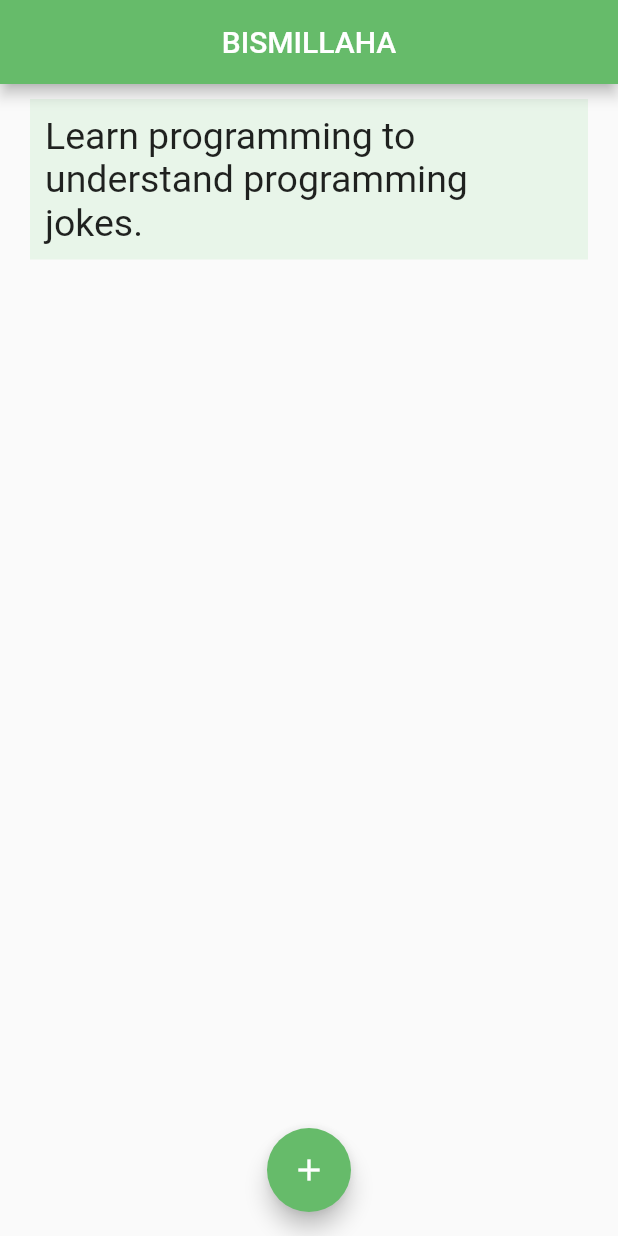
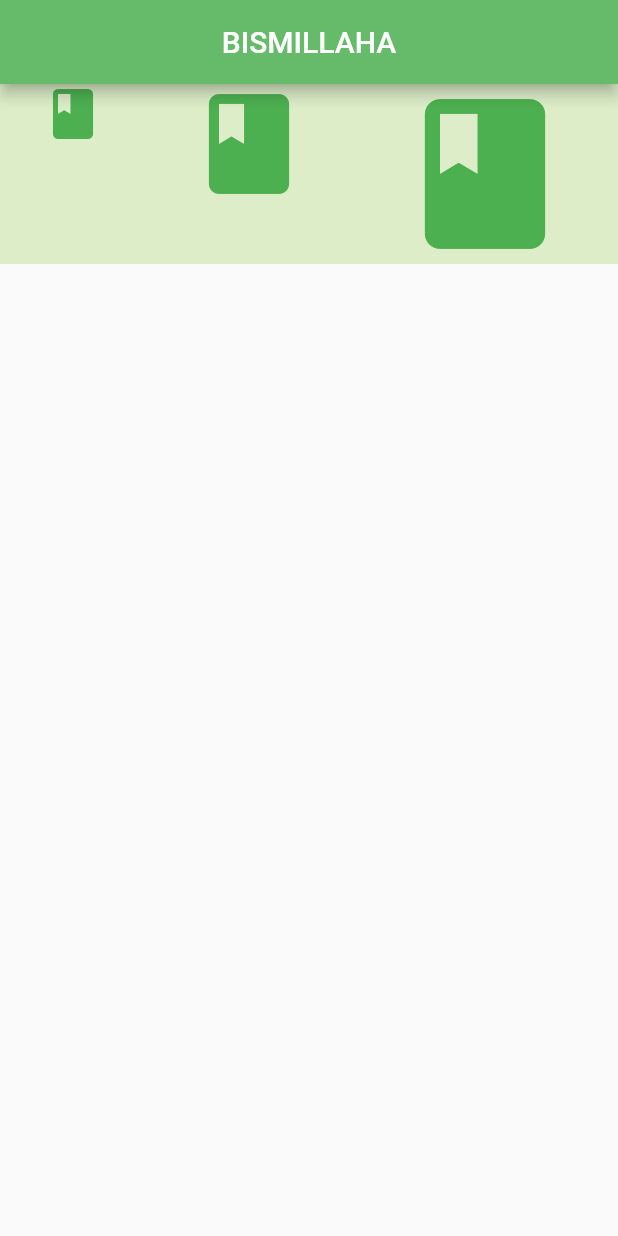
Before and after one commit to JubairAlamOvi02/Learn_Flutter, a Flutter app: the screen it shows after launch, on a phone screen of 412 x 824 dp. Run offline on Flutter 3.47's test engine with Material 2 defaults, Android fonts, the phone set to English and light mode, and no system bars.

Commit message:
row and coloum

```diff
--- a/learn_flutter/lib/main.dart
+++ b/learn_flutter/lib/main.dart
@@ -4,33 +4,7 @@ void main() {
   runApp(MyApp());
 }
 
-class MyApp extends StatefulWidget {
-  //const ({ Key? key }) : super(key: key);
-  @override
-  _MyAppState createState() => _MyAppState();
-}
-
-class _MyAppState extends State<MyApp> {
-  var count = 0;
-  var jokes = [
-    'Learn programming to understand programming jokes.',
-    'Code never lies,comments sometimes do.',
-    'You are semicolons to my Statements',
-    'Programming is 1% writing code and 99% understanding why its not working',
-    'I told him I cound not open jar. He told me to download java',
-    'Comparing java and javascript is same as comparing car and carpet',
-    'Golden rule of programming - If it works dont touch it.'
-  ];
-  void incrementCount() {
-    setState(() {
-      if (count == jokes.length - 1) {
-        count = 0;
-      } else {
-        count = count + 1;
-      }
-    });
-  }
-
+class MyApp extends StatelessWidget {
   @override
   Widget build(BuildContext context) {
     return MaterialApp(
@@ -41,21 +15,17 @@ class _MyAppState extends State<MyApp> {
             backgroundColor: Colors.green[400],
           ),
           body: Container(
-          color: Colors.green[50],
-          margin: EdgeInsets.symmetric(horizontal: 20, vertical: 10),
-          padding: EdgeInsets.all(10),
-          child: Text(
-            '${jokes[count]}',
-            style: TextStyle(fontSize: 25),
+            color: Colors.lightGreen[100],
+            child: Row(
+              mainAxisAlignment: MainAxisAlignment.spaceAround,
+              crossAxisAlignment: CrossAxisAlignment.start,
+              children: [
+                Icon(Icons.book, color: Colors.green, size: 40),
+                Icon(Icons.book, color: Colors.green, size: 80),
+                Icon(Icons.book, color: Colors.green, size: 120)
+              ],
             ),
-        ),
-        floatingActionButton: FloatingActionButton(
-          onPressed: incrementCount,
-          child: Icon(Icons.add),
-          backgroundColor: Colors.green[400],
-        ),
-        floatingActionButtonLocation: FloatingActionButtonLocation.centerFloat,
-      ),
+          )),
       debugShowCheckedModeBanner: false,
     );
   }
```
Lines whose indentation alone changed are shown as unchanged.
